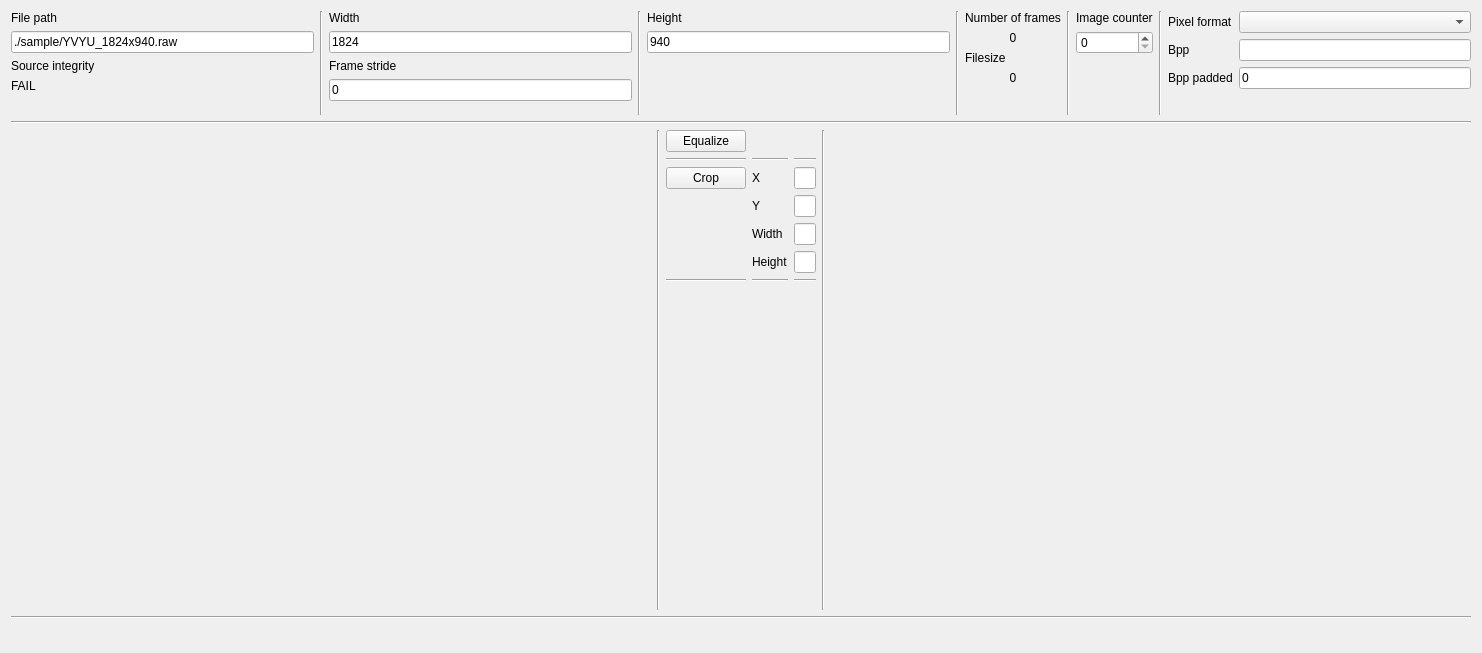
This is Tools/convertor_simple/convert.ui in vsrgm/lib as Qt 5 draws it before an edit. The edited form follows.
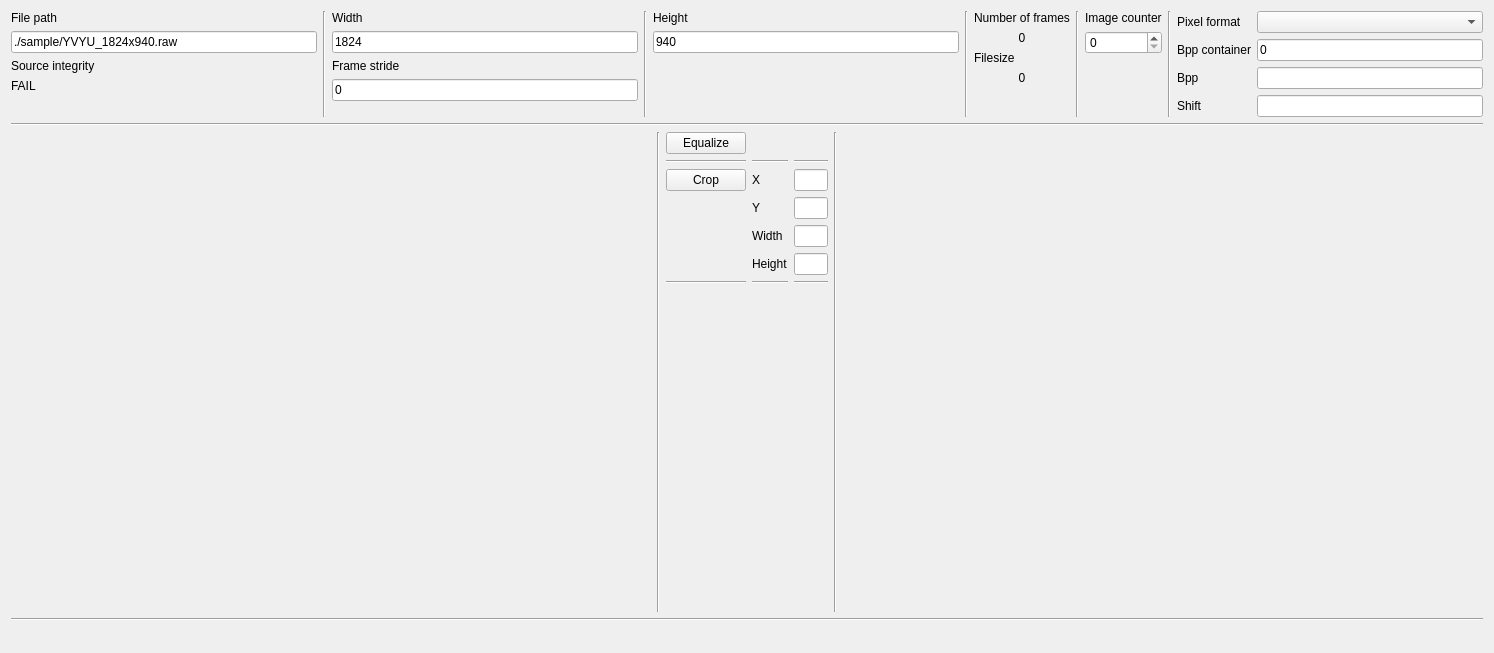
This is the edited form.

What changed in the file:
```diff
--- a/Tools/convertor_simple/convert.ui
+++ b/Tools/convertor_simple/convert.ui
@@ -12,7 +12,7 @@
    <rect>
     <x>0</x>
     <y>0</y>
-    <width>1394</width>
+    <width>1494</width>
     <height>653</height>
    </rect>
   </property>
@@ -277,10 +277,7 @@
           <item row="0" column="1">
            <widget class="QComboBox" name="pixel_fmt"/>
           </item>
-          <item row="1" column="1">
-           <widget class="QLineEdit" name="bpp"/>
-          </item>
-          <item row="1" column="0">
+          <item row="2" column="0">
            <widget class="QLabel" name="label_11">
             <property name="text">
              <string>Bpp</string>
@@ -288,19 +285,32 @@
            </widget>
           </item>
           <item row="2" column="1">
-           <widget class="QLineEdit" name="bpp_pad">
+           <widget class="QLineEdit" name="bpp"/>
+          </item>
+          <item row="1" column="1">
+           <widget class="QLineEdit" name="bpp_container">
             <property name="text">
              <string>0</string>
             </property>
            </widget>
           </item>
-          <item row="2" column="0">
+          <item row="1" column="0">
            <widget class="QLabel" name="label_9">
             <property name="text">
-             <string>Bpp padded</string>
+             <string>Bpp container</string>
             </property>
            </widget>
           </item>
+          <item row="3" column="0">
+           <widget class="QLabel" name="label_16">
+            <property name="text">
+             <string>Shift</string>
+            </property>
+           </widget>
+          </item>
+          <item row="3" column="1">
+           <widget class="QLineEdit" name="bpp_shift"/>
+          </item>
          </layout>
         </item>
         <item>
```
